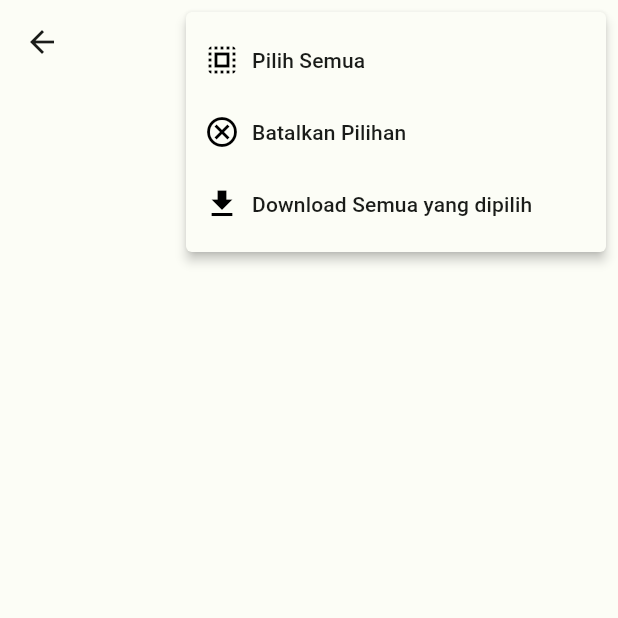
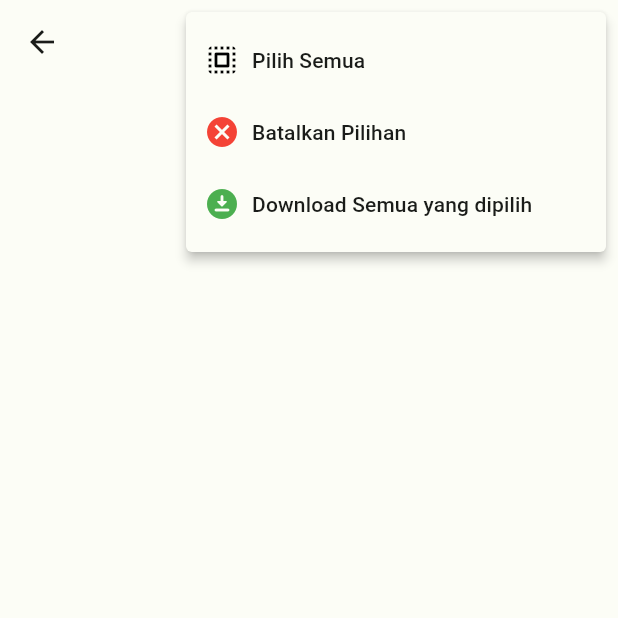
Before and after one commit to strhmdn14102004/Sunmolor-Team-2022, a Flutter app: the UploadPage screen opened directly, after a tap on the "more vert" icon, on a phone screen of 412 x 824 dp, the top half of it. Run offline on Flutter 3.47's test engine with Material 3 defaults, Android fonts, the phone set to English and light mode, and no system bars; drawn by our look-alikes of loader_overlay; our stand-ins replace basic_utils, bloc, cloud_firestore, dio, firebase_auth, firebase_core and 11 more; accounts and stored records are empty; network calls fail; Roboto replaces fonts that are missing (Barlow).

Commit message:
fix bug
fix bug

```diff
--- a/lib/module/chat/chat_page.dart
+++ b/lib/module/chat/chat_page.dart
@@ -158,7 +158,7 @@ class _GroupChatPageState extends State<GroupChatPage> {
                       controller: _messageController,
                       decoration: InputDecoration(
                         fillColor: Colors.black26,
-                        hintText: 'Send a message...',
+                        hintText: '  Kirim sebuah pesan...',
                         hintStyle: const TextStyle(color: Colors.white),
                         filled: true,
                         contentPadding: const EdgeInsets.all(10),
@@ -171,7 +171,7 @@ class _GroupChatPageState extends State<GroupChatPage> {
                   ),
                 ),
                 IconButton(
-                  icon: const Icon(Icons.send, color: Colors.black),
+                  icon: const Icon(Icons.send_rounded, color: Colors.black),
                   onPressed: () {
                     String text = _messageController.text.trim();
                     if (text.isNotEmpty) {
--- a/lib/module/upload/upload_page.dart
+++ b/lib/module/upload/upload_page.dart
@@ -268,7 +268,7 @@ class _UploadPageState extends State<UploadPage> {
                 value: 0,
                 child: Row(
                   children: [
-                    Icon(Icons.select_all_outlined, color: Colors.black),
+                    Icon(Icons.select_all_rounded, color: Colors.black),
                     SizedBox(width: 8),
                     Text('Pilih Semua'),
                   ],
@@ -278,7 +278,7 @@ class _UploadPageState extends State<UploadPage> {
                 value: 1,
                 child: Row(
                   children: [
-                    Icon(Icons.cancel_outlined, color: Colors.black),
+                    Icon(Icons.cancel, color: Colors.red),
                     SizedBox(width: 8),
                     Text('Batalkan Pilihan'),
                   ],
@@ -288,7 +288,8 @@ class _UploadPageState extends State<UploadPage> {
                 value: 2,
                 child: Row(
                   children: [
-                    Icon(Icons.download, color: Colors.black),
+                    Icon(Icons.download_for_offline_rounded,
+                        color: Colors.green),
                     SizedBox(width: 8),
                     Text('Download Semua yang dipilih'),
                   ],
@@ -319,7 +320,7 @@ class _UploadPageState extends State<UploadPage> {
                       border: InputBorder.none,
                       suffixIcon: IconButton(
                         icon: const Icon(
-                          Icons.create_new_folder_outlined,
+                          Icons.create_new_folder_rounded,
                           color: Colors.black,
                         ),
                         onPressed: () {
@@ -417,7 +418,7 @@ class _UploadPageState extends State<UploadPage> {
                       ),
                       onPressed: _uploadFiles,
                       child: const Icon(
-                        Icons.upload_file_outlined,
+                        Icons.upload_file_rounded,
                         color: Colors.black,
                       ),
                     ),
```
Also changed, not shown: lib/module/account/account_page.dart (+8 -3 lines).
